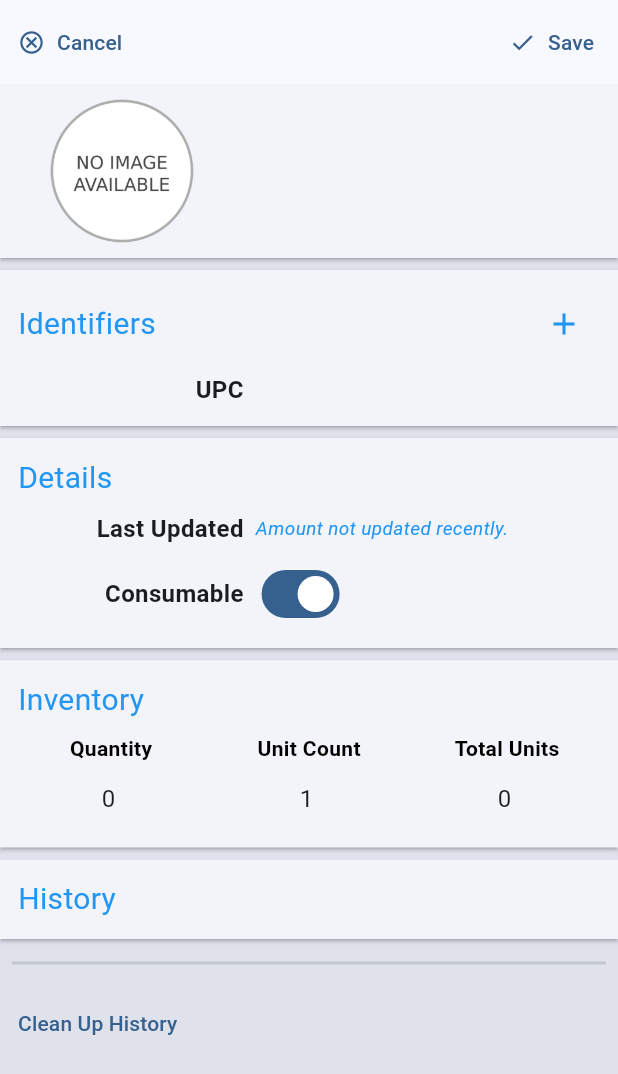
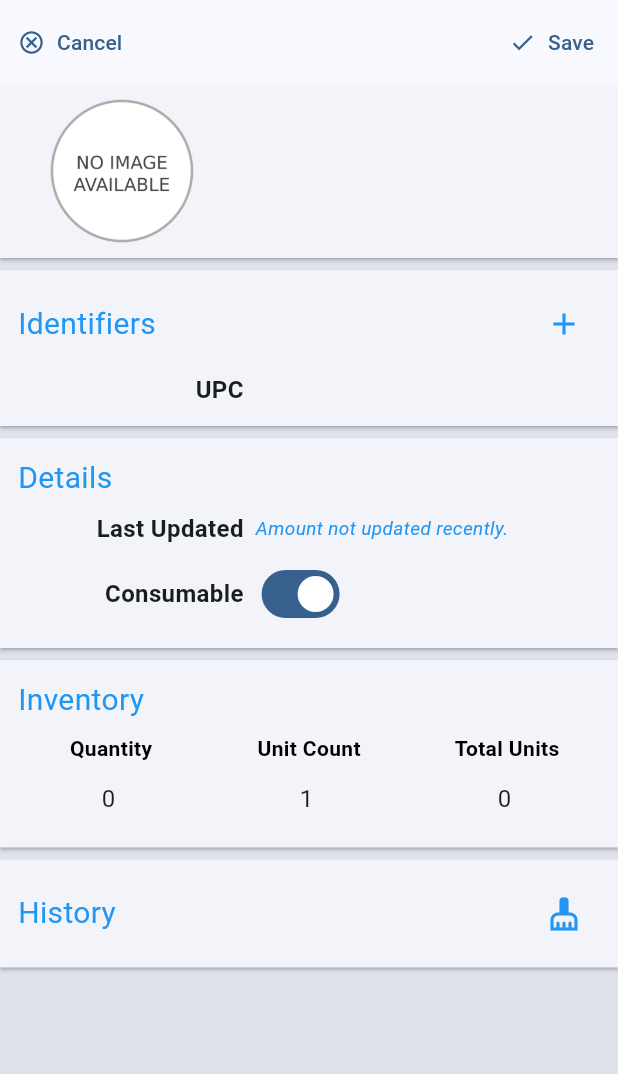
Before and after one commit to watkins-matt/thingzee, a Flutter app: the ItemDetailPage screen opened directly with empty values, on a phone screen of 412 x 824 dp. Shown: the top 1074 px of the screen. Run offline on Flutter 3.47's test engine with Material 2 defaults, Android fonts, the phone set to English and light mode, and no system bars; our stand-ins replace appwrite, connectivity_plus, csv, dio, file_picker, flutter_hooks and 12 more; missing offline and left inert: analyzer, build, duration, ml_algo, ml_dataframe, ml_linalg and 2 more; accounts and stored records are empty; generated files the repository leaves out were written again; network calls fail.

Commit message:
Add clean up button to header

```diff
--- a/lib/pages/detail/item_detail_page.dart
+++ b/lib/pages/detail/item_detail_page.dart
@@ -230,25 +230,15 @@ class ItemDetailPage extends HookConsumerWidget {
                   height: 8,
                 ),
                 MaterialCardWidget(children: [
-                  const TitleHeaderWidget(title: 'History'),
+                  TitleHeaderWidget(
+                      title: 'History',
+                      actionButton: IconButton(
+                          onPressed: () async => await onCleanUpHistory(ref),
+                          icon: const Icon(Icons.cleaning_services, color: Colors.blue))),
                   HistoryListView(
                       entries: ref.watch(editableItemProvider.notifier).allHistoryEntries,
                       isScrollable: false),
                 ]),
-                const Padding(
-                  padding: EdgeInsets.all(8),
-                  child: Divider(
-                    thickness: 2,
-                  ),
-                ),
-                TextButton(
-                    onPressed: () async {
-                      final repo = ref.read(repositoryProvider);
-                      ref.read(editableItemProvider.notifier).cleanUpHistory(repo);
-                      final view = ref.read(inventoryProvider.notifier);
-                      await view.refresh();
-                    },
-                    child: const Text('Clean Up History'))
               ],
             ),
           ),
@@ -263,6 +253,13 @@ class ItemDetailPage extends HookConsumerWidget {
     await view.refresh();
 
     return true;
+  }
+
+  Future<void> onCleanUpHistory(WidgetRef ref) async {
+    final repo = ref.read(repositoryProvider);
+    ref.read(editableItemProvider.notifier).cleanUpHistory(repo);
+    final view = ref.read(inventoryProvider.notifier);
+    await view.refresh();
   }
 
   Future<void> onSaveButtonPressed(BuildContext context, WidgetRef ref) async {
```
